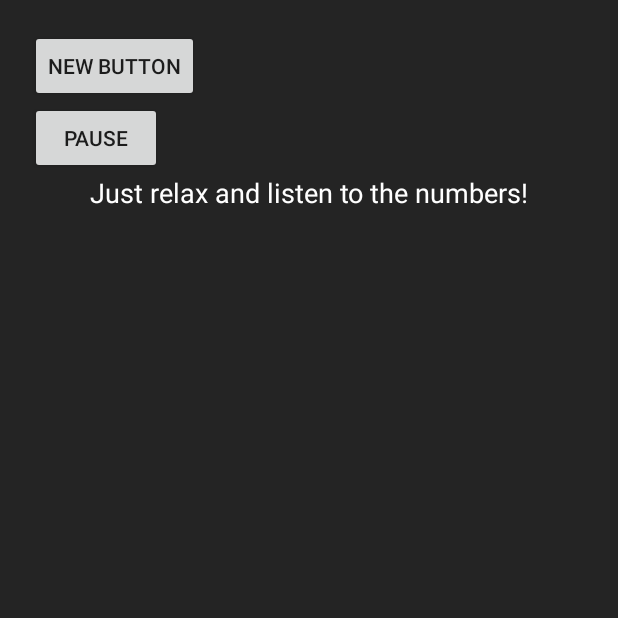
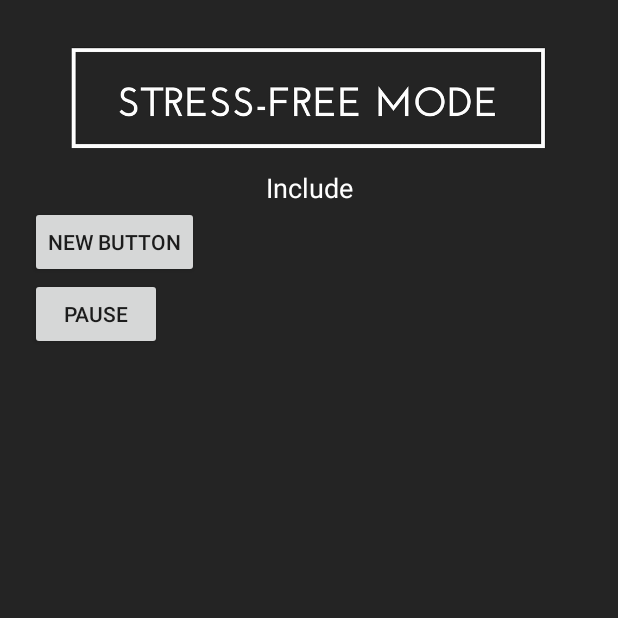
Before and after one commit to dzeedzed/NumberCatch, an Android app: the StressFreeActivity screen opened directly, with no data from a screen before it, on a phone screen of 412 x 824 dp, the top half of it. Run offline under Robolectric (Android 15) with nearby library versions, the light colour scheme and no system bars; Roboto replaces fonts that are not available here; 1 statement that could not run was skipped.

Commit message:
added util and constant classes to improve modularity

```diff
--- a/app/src/main/AndroidManifest.xml
+++ b/app/src/main/AndroidManifest.xml
@@ -56,4 +56,6 @@
 
     </application>
 
+    <uses-permission android:name="android.permission.WRITE_SETTINGS" />
+
 </manifest>
--- a/app/src/main/java/me/dzed/numbercatch/StressFreeActivity.java
+++ b/app/src/main/java/me/dzed/numbercatch/StressFreeActivity.java
@@ -1,7 +1,7 @@
 package me.dzed.numbercatch;
 
 import android.app.Activity;
-import android.content.Intent;
+import android.content.Context;
 import android.os.Bundle;
 import android.os.Handler;
 import android.speech.tts.TextToSpeech;
@@ -9,36 +9,49 @@ import android.speech.tts.UtteranceProgressListener;
 import android.util.Log;
 import android.view.View;
 import android.widget.Button;
+import android.widget.TextView;
 import android.widget.Toast;
 
 import java.util.Locale;
+import java.util.Random;
 import java.util.Set;
 import java.util.UUID;
 
 public class StressFreeActivity extends Activity {
 
+    public Context context;
+
     private NumberGenerator numberGenerator;
     private TextToSpeech textToSpeech;
-    private boolean ready;
+
+    private TextView type;
     private Button button;
     private Button pause;
     private int delay = 4000; //milliseconds
     private Handler handler;
-
+    private boolean ready;
+    private boolean timerSet = false;
 
     @Override
     protected void onCreate(Bundle savedInstanceState) {
         super.onCreate(savedInstanceState);
         setContentView(R.layout.activity_stress_free);
 
+        context = getApplicationContext();
+
         numberGenerator = new NumberGenerator();
         textToSpeech = MainActivity.textToSpeech;
         ready = MainActivity.ready;
 
+        type = (TextView) findViewById(R.id.stress_free_type);
+        Util.setTextViewFont(context, type, Constants.FONT_PATH_LATO_THIN);
+
         final Runnable ayylmao = new Runnable() {
             @Override
             public void run() {
-                speakOut("Dank memes cannot melt steel beams! Ayy");
+                Random rand = new Random();
+                int ayy = rand.nextInt(100);
+                speakOut(Integer.toString(ayy));
             }
         };
 
@@ -59,18 +72,6 @@ public class StressFreeActivity extends Activity {
 
             }
         });
-
-//        final Runnable runnable = new Runnable(){
-//            public void run(){
-//                // Generate numbers and speak them
-//                String utteranceID = speakOut("131");
-//                handler.postDelayed(this, delay);
-//            }
-//        };
-
-
-        // ayylmao = runnable
-
 
         button = (Button) findViewById(R.id.button1231312);
         button.setOnClickListener(new View.OnClickListener() {
@@ -111,46 +112,6 @@ public class StressFreeActivity extends Activity {
             }
         }
     }
-
-//    private void startSpeak(final String data, final float rate) {
-//
-//        textToSpeech = new TextToSpeech(getApplicationContext(), new TextToSpeech.OnInitListener() {
-//            @Override
-//            public void onInit(int initStatus) {
-//
-//                if (initStatus == TextToSpeech.SUCCESS) {
-//                    int result = textToSpeech.setLanguage(Locale.ENGLISH);
-//                    if(textToSpeech.isLanguageAvailable(Locale.US)==TextToSpeech.LANG_AVAILABLE) {
-//                        textToSpeech.setLanguage(Locale.US);
-//                    }
-//
-//                    textToSpeech.setPitch(1.3f);
-//                    textToSpeech.setSpeechRate(rate);
-//
-//
-//
-//                    // start speaking
-//                    synchronized (this) {
-////                        textToSpeech.speak(data, TextToSpeech.QUEUE_FLUSH, null);
-//                        if (result == TextToSpeech.LANG_MISSING_DATA
-//                                || result == TextToSpeech.LANG_NOT_SUPPORTED)
-//                        {
-//                            Toast.makeText(getApplicationContext(),
-//                                    "Please Set your Language to English US.", Toast.LENGTH_LONG ).show();
-//                        }
-//                        else
-//                        {
-//                            textToSpeech.setLanguage(Locale.ENGLISH);
-//                            textToSpeech.speak(data, TextToSpeech.QUEUE_ADD, null, "A");
-//                        }
-//                    }
-//                }
-//                else if (initStatus == TextToSpeech.ERROR) {
-//                    Toast.makeText(getApplicationContext(), "Sorry! Text To Speech failed...", Toast.LENGTH_LONG).show();
-//                }
-//            }
-//        });
-//    }
 
     private Locale getUserSelectedLanguage() {
         return Locale.CANADA;
--- /dev/null
+++ b/app/src/main/java/me/dzed/numbercatch/Util.java
@@ -0,0 +1,23 @@
+package me.dzed.numbercatch;
+
+import android.content.Context;
+import android.content.res.AssetManager;
+import android.graphics.Typeface;
+import android.widget.TextView;
+
+import java.util.Locale;
+
+/**
+ * Created by dzed on 19/11/16.
+ */
+public class Util {
+
+    public static void setTextViewFont(Context context, TextView textView,
+                                       String fontPath) {
+        // Sets the font face for a TextView
+        AssetManager am = context.getAssets();
+        Typeface typeface = Typeface.createFromAsset(am, fontPath);
+        textView.setTypeface(typeface);
+    }
+
+}
--- a/app/src/main/res/layout/activity_stress_free.xml
+++ b/app/src/main/res/layout/activity_stress_free.xml
@@ -6,6 +6,24 @@
     android:background="#242424"
     android:orientation="vertical"
     android:padding="20dip">
+
+    <ImageView
+        android:id="@+id/stress_free_name"
+        android:layout_width="wrap_content"
+        android:layout_height="wrap_content"
+        android:adjustViewBounds="true"
+        android:background="@null"
+        android:scaleType="fitCenter"
+        android:src="@drawable/stress_free_mode" />
+
+    <TextView
+        android:id="@+id/stress_free_type"
+        android:layout_width="match_parent"
+        android:layout_height="wrap_content"
+        android:gravity="center_horizontal"
+        android:text="@string/include"
+        android:textColor="@android:color/white"
+        android:textSize="@dimen/confirm_message_size" />
 
     <Button
         android:id="@+id/button1231312"
@@ -19,14 +37,7 @@
         android:layout_height="wrap_content"
         android:text="Pause" />
 
-    <TextView
-        android:id="@+id/stress_free_desc"
-        android:layout_width="match_parent"
-        android:layout_height="match_parent"
-        android:gravity="center_horizontal"
-        android:text="@string/stress_free_desc"
-        android:textColor="@android:color/white"
-        android:textSize="@dimen/confirm_message_size" />
+
 
 
 </LinearLayout>
--- a/app/src/main/res/values/strings.xml
+++ b/app/src/main/res/values/strings.xml
@@ -24,6 +24,10 @@
     <string name="slide_4_desc">Start with the level you are most comfortable with and go from there. You got this!</string>
 
     <string name="stress_free_desc">Just relax and listen to the numbers!</string>
+    <string name="include">Include</string>
+
+
+    <string name="brightness">Screen Brightness</string>
 
 
 </resources>
```
Also changed, not shown: app/src/main/java/me/dzed/numbercatch/Constants.java (added, +14 -0 lines), app/src/main/java/me/dzed/numbercatch/SettingsActivity.java (+87 -11 lines), app/src/main/res/layout/activity_settings.xml (+28 -8 lines).
